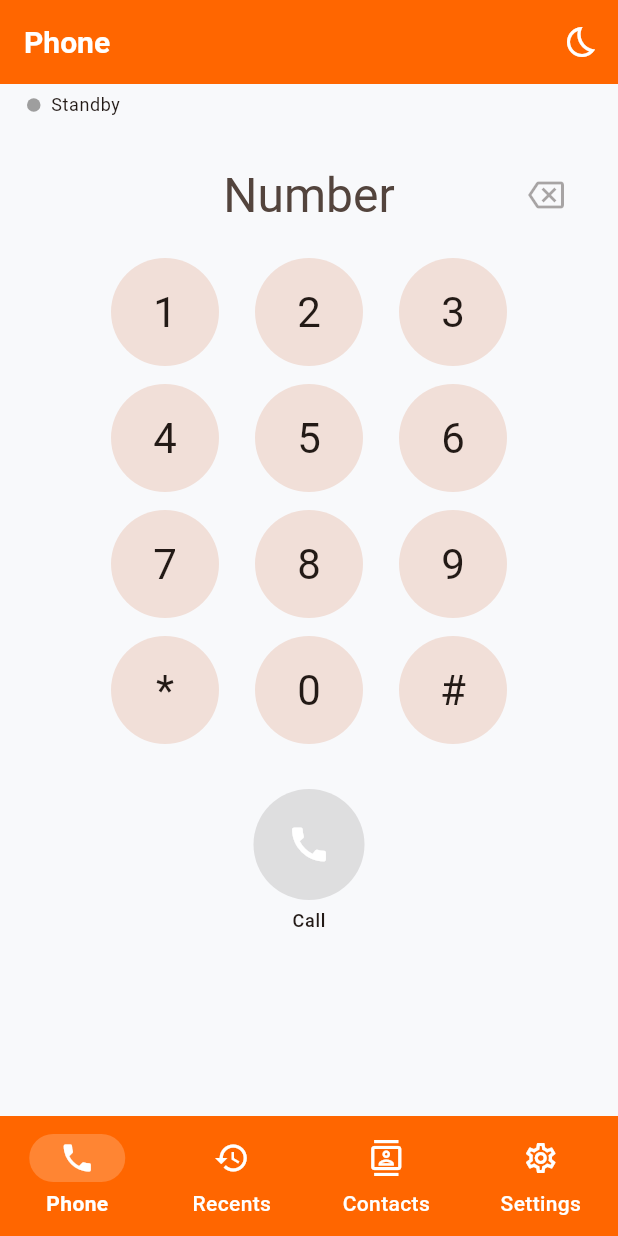
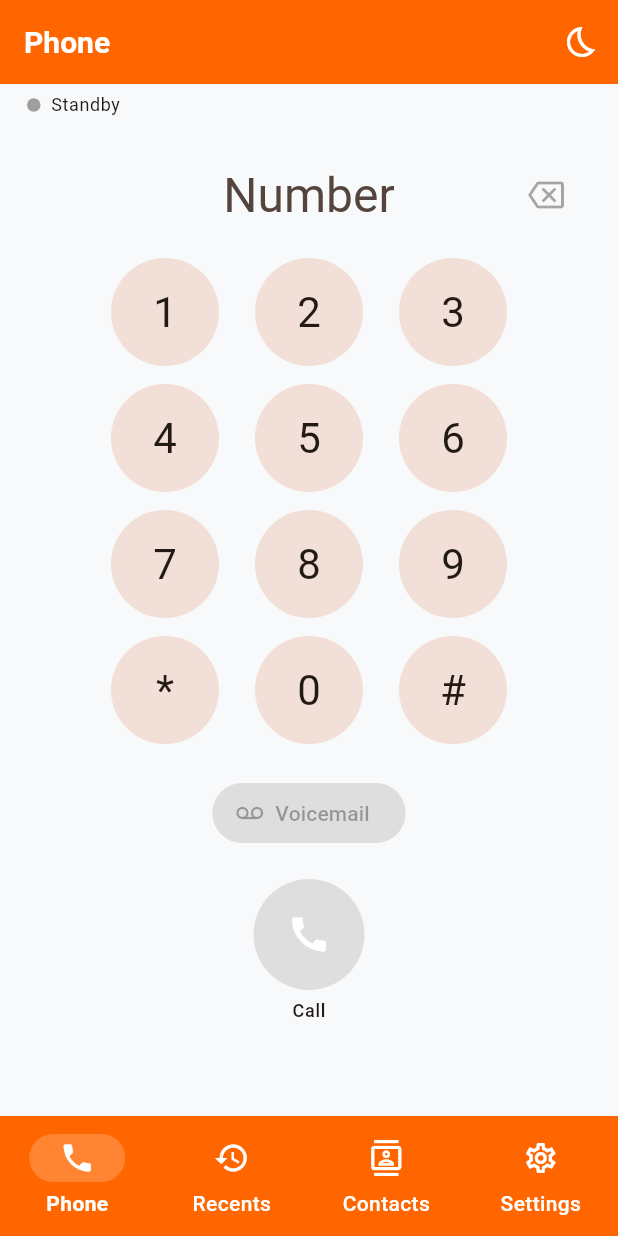
Before and after one commit to Si-Richards/communicator, a Flutter app: the screen it shows after launch, on a phone screen of 412 x 824 dp. Run offline on Flutter 3.47's test engine with Material 3 defaults, Android fonts, the phone set to English and light mode, and no system bars; our stand-ins replace flutter_secure_storage, shared_preferences; missing offline and left inert: flutter_callkit_incoming, flutter_webrtc.

Commit message:
Add voicemail button and unread badge to dialpad

```diff
--- a/flutter/lib/ui/phone_screen.dart
+++ b/flutter/lib/ui/phone_screen.dart
@@ -157,7 +157,12 @@ class _PhoneScreenState extends State<PhoneScreen> {
                           onBackspace: controller.backspaceDigit,
                           showDeleteButton: false,
                         ),
-                        const SizedBox(height: 24),
+                        const SizedBox(height: 16),
+                        _VoicemailButton(
+                          controller: controller,
+                          mobileCalls: widget.mobileCalls,
+                        ),
+                        const SizedBox(height: 20),
                         _CallControls(
                           controller: controller,
                           mobileCalls: widget.mobileCalls,
@@ -328,6 +333,35 @@ class _DialPad extends StatelessWidget {
           ),
         ],
       ],
+    );
+  }
+}
+
+class _VoicemailButton extends StatelessWidget {
+  const _VoicemailButton({
+    required this.controller,
+    required this.mobileCalls,
+  });
+
+  final PhoneController controller;
+  final MobileCallCoordinator mobileCalls;
+
+  @override
+  Widget build(BuildContext context) {
+    final number = controller.voicemailNumber.trim();
+    final count = controller.voicemail.newMessages;
+    final enabled = number.isNotEmpty &&
+        !controller.callState.isInCall &&
+        !mobileCalls.hasActiveGatewayCall;
+
+    return Badge(
+      isLabelVisible: count > 0,
+      label: Text('$count'),
+      child: FilledButton.tonalIcon(
+        onPressed: enabled ? () => mobileCalls.placeCall(number) : null,
+        icon: const Icon(Icons.voicemail),
+        label: const Text('Voicemail'),
+      ),
     );
   }
 }
```
